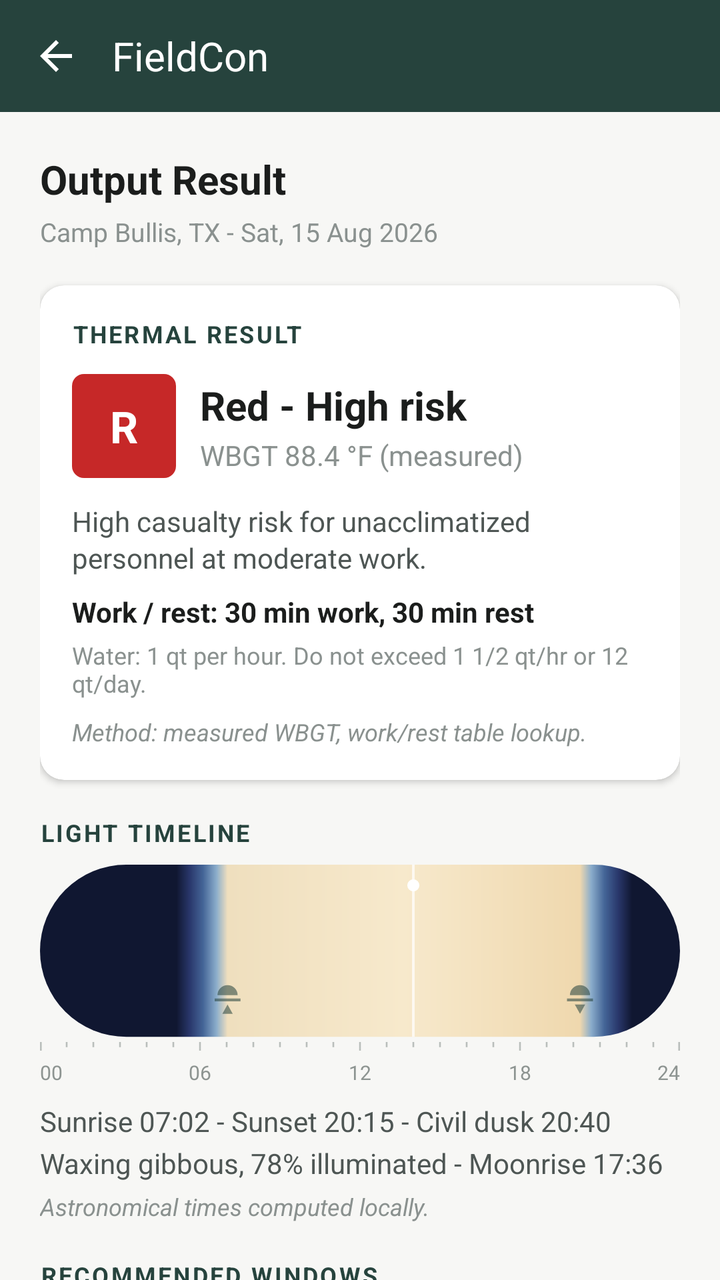
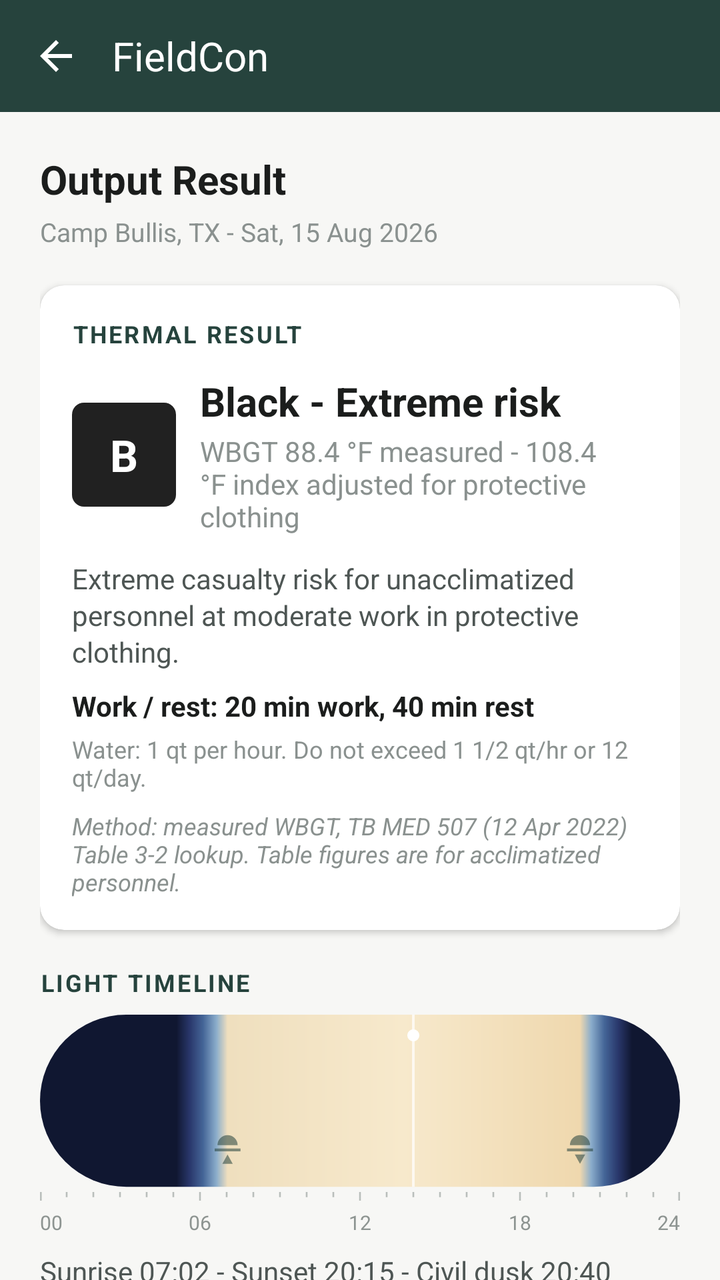

Compare the two renders of this Android layout. The source of the first and the diff that turns it into the second are given below.
<!-- AndroidManifest.xml: application theme Theme.FieldCon_Ugale -->
<!-- res/layout/activity_session_output.xml -->
<?xml version="1.0" encoding="utf-8"?>
<androidx.coordinatorlayout.widget.CoordinatorLayout xmlns:android="http://schemas.android.com/apk/res/android"
    xmlns:app="http://schemas.android.com/apk/res-auto"
    android:id="@+id/sessionOutputRoot"
    android:layout_width="match_parent"
    android:layout_height="match_parent"
    android:fitsSystemWindows="true">

    <com.google.android.material.appbar.AppBarLayout
        android:id="@+id/appbar"
        android:layout_width="match_parent"
        android:layout_height="wrap_content"
        android:background="@color/brand_green"
        android:fitsSystemWindows="true">

        <com.google.android.material.appbar.CollapsingToolbarLayout
            android:layout_width="match_parent"
            android:layout_height="wrap_content"
            android:fitsSystemWindows="true"
            app:contentScrim="@color/brand_green"
            app:layout_scrollFlags="scroll|exitUntilCollapsed"
            app:toolbarId="@+id/toolbar">

            <androidx.appcompat.widget.Toolbar
                android:id="@+id/toolbar"
                android:layout_width="match_parent"
                android:layout_height="@dimen/toolbar_height"
                android:background="@color/brand_green"
                app:navigationIcon="@drawable/ic_arrow_back">

                <TextView
                    android:layout_width="wrap_content"
                    android:layout_height="wrap_content"
                    android:text="@string/app_name"
                    android:textColor="@color/white"
                    android:textSize="20sp" />
            </androidx.appcompat.widget.Toolbar>
        </com.google.android.material.appbar.CollapsingToolbarLayout>
    </com.google.android.material.appbar.AppBarLayout>

    <androidx.core.widget.NestedScrollView
        android:id="@+id/sessionOutputScroll"
        android:layout_width="match_parent"
        android:layout_height="match_parent"
        android:clipToPadding="false"
        android:fillViewport="true"
        app:layout_behavior="@string/appbar_scrolling_view_behavior">

        <LinearLayout
            android:layout_width="match_parent"
            android:layout_height="wrap_content"
            android:orientation="vertical"
            android:paddingHorizontal="@dimen/screen_padding"
            android:paddingTop="@dimen/screen_padding"
            android:paddingBottom="@dimen/screen_padding_bottom">

            <TextView
                style="@style/ScreenTitleText"
                android:text="@string/title_session_result" />

            <TextView
                android:id="@+id/textLocationDate"
                style="@style/CaptionText"
                android:layout_marginTop="@dimen/space_tight"
                android:textSize="13sp"
                android:text="@string/location_date" />

            
            <com.google.android.material.card.MaterialCardView
                style="@style/FieldCard"
                android:layout_marginTop="@dimen/space_section">

                <LinearLayout style="@style/FieldCardBody">

                    <TextView
                        style="@style/SectionLabelText"
                        android:layout_marginTop="0dp"
                        android:text="@string/section_thermal_result" />

                    <LinearLayout
                        android:layout_width="match_parent"
                        android:layout_height="wrap_content"
                        android:layout_marginTop="@dimen/space_block"
                        android:gravity="center_vertical"
                        android:orientation="horizontal">

                        <TextView
                            android:id="@+id/textRiskGlyph"
                            android:layout_width="@dimen/risk_badge_size"
                            android:layout_height="@dimen/risk_badge_size"
                            android:background="@drawable/bg_risk_badge"
                            android:gravity="center"
                            android:textColor="@color/white"
                            android:textSize="22sp"
                            android:textStyle="bold"
                            android:text="@string/risk_glyph" />

                        <LinearLayout
                            android:layout_width="0dp"
                            android:layout_height="wrap_content"
                            android:layout_marginStart="@dimen/space_block"
                            android:layout_weight="1"
                            android:orientation="vertical">

                            <TextView
                                android:id="@+id/textRiskLabel"
                                style="@style/ScreenTitleText"
                                android:layout_width="match_parent"
                                android:text="@string/risk_headline" />

                            <TextView
                                android:id="@+id/textRiskValue"
                                style="@style/CaptionText"
                                android:layout_marginTop="@dimen/space_paired"
                                android:textSize="14sp"
                                android:text="@string/wbgt_measured" />
                        </LinearLayout>
                    </LinearLayout>

                    <TextView
                        android:id="@+id/textRiskDescription"
                        style="@style/BodyText"
                        android:layout_marginTop="@dimen/space_block"
                        android:text="@string/risk_description" />

                    <TextView
                        android:id="@+id/textWorkRest"
                        style="@style/BodyText"
                        android:layout_marginTop="@dimen/space_item"
                        android:textColor="@color/text_primary"
                        android:textStyle="bold"
                        android:text="@string/work_rest_line" />

                    <TextView
                        android:id="@+id/textFluidWarning"
                        style="@style/CaptionText"
                        android:layout_marginTop="@dimen/space_tight"
                        android:text="@string/water_line" />

                    <TextView
                        android:id="@+id/textThermalMethod"
                        style="@style/CaptionText"
                        android:layout_marginTop="@dimen/space_item"
                        android:textStyle="italic"
                        android:text="@string/thermal_method_measured" />
                </LinearLayout>
            </com.google.android.material.card.MaterialCardView>

            
            <TextView
                style="@style/SectionLabelText"
                android:text="@string/section_light_timeline" />

            <ImageView
                android:layout_width="match_parent"
                android:layout_height="wrap_content"
                android:layout_marginTop="@dimen/space_item"
                android:adjustViewBounds="true"
                android:importantForAccessibility="no"
                android:scaleType="fitXY"
                android:src="@drawable/timeline_light" />

            <androidx.constraintlayout.widget.ConstraintLayout
                android:layout_width="match_parent"
                android:layout_height="wrap_content"
                android:layout_marginTop="@dimen/space_tight">

                <androidx.constraintlayout.widget.Guideline
                    android:id="@+id/guideHour06"
                    android:layout_width="wrap_content"
                    android:layout_height="wrap_content"
                    android:orientation="vertical"
                    app:layout_constraintGuide_percent="0.25" />

                <androidx.constraintlayout.widget.Guideline
                    android:id="@+id/guideHour12"
                    android:layout_width="wrap_content"
                    android:layout_height="wrap_content"
                    android:orientation="vertical"
                    app:layout_constraintGuide_percent="0.5" />

                <androidx.constraintlayout.widget.Guideline
                    android:id="@+id/guideHour18"
                    android:layout_width="wrap_content"
                    android:layout_height="wrap_content"
                    android:orientation="vertical"
                    app:layout_constraintGuide_percent="0.75" />

                <TextView
                    style="@style/TimelineAxisText"
                    android:text="@string/hour_00"
                    app:layout_constraintStart_toStartOf="parent"
                    app:layout_constraintTop_toTopOf="parent" />

                <TextView
                    style="@style/TimelineAxisText"
                    android:text="@string/hour_06"
                    app:layout_constraintEnd_toEndOf="@id/guideHour06"
                    app:layout_constraintStart_toStartOf="@id/guideHour06"
                    app:layout_constraintTop_toTopOf="parent" />

                <TextView
                    style="@style/TimelineAxisText"
                    android:text="@string/hour_12"
                    app:layout_constraintEnd_toEndOf="@id/guideHour12"
                    app:layout_constraintStart_toStartOf="@id/guideHour12"
                    app:layout_constraintTop_toTopOf="parent" />

                <TextView
                    style="@style/TimelineAxisText"
                    android:text="@string/hour_18"
                    app:layout_constraintEnd_toEndOf="@id/guideHour18"
                    app:layout_constraintStart_toStartOf="@id/guideHour18"
                    app:layout_constraintTop_toTopOf="parent" />

                <TextView
                    style="@style/TimelineAxisText"
                    android:text="@string/hour_24"
                    app:layout_constraintEnd_toEndOf="parent"
                    app:layout_constraintTop_toTopOf="parent" />
            </androidx.constraintlayout.widget.ConstraintLayout>

            <TextView
                android:id="@+id/textAstroSummary"
                style="@style/BodyText"
                android:layout_marginTop="@dimen/space_item"
                android:text="@string/astro_summary" />

            <TextView
                android:id="@+id/textMoonSummary"
                style="@style/BodyText"
                android:layout_marginTop="@dimen/space_paired"
                android:text="@string/moon_summary" />

            <TextView
                android:id="@+id/textAstroMethod"
                style="@style/CaptionText"
                android:layout_marginTop="@dimen/space_tight"
                android:text="@string/astro_method"
                android:textStyle="italic" />

            
            <TextView
                style="@style/SectionLabelText"
                android:text="@string/section_recommended_windows" />

            <TextView
                android:id="@+id/textNoWindows"
                style="@style/BodyText"
                android:layout_marginTop="@dimen/space_item"
                android:background="@color/brand_green_wash"
                android:padding="@dimen/card_padding_compact"
                android:text="@string/msg_no_recommended_windows"
                android:textStyle="italic"
                android:visibility="gone" />

            <com.google.android.material.card.MaterialCardView
                style="@style/FieldCard"
                android:layout_marginTop="@dimen/space_item">

                <LinearLayout
                    style="@style/FieldCardBody"
                    android:padding="@dimen/card_padding_compact">

                    <LinearLayout
                        android:layout_width="match_parent"
                        android:layout_height="wrap_content"
                        android:baselineAligned="true"
                        android:orientation="horizontal">

                        <TextView
                            android:layout_width="0dp"
                            android:layout_height="wrap_content"
                            android:layout_weight="1"
                            android:ellipsize="end"
                            android:maxLines="1"
                            android:text="@string/window_best"
                            android:textColor="@color/text_primary"
                            android:textSize="15sp"
                            android:textStyle="bold" />

                        <TextView
                            android:layout_width="wrap_content"
                            android:layout_height="wrap_content"
                            android:layout_marginStart="@dimen/space_block"
                            android:fontFamily="monospace"
                            android:letterSpacing="0.03"
                            android:text="@string/window_best_range"
                            android:textColor="@color/text_primary"
                            android:textSize="15sp" />
                    </LinearLayout>

                    <TextView
                        style="@style/CaptionText"
                        android:layout_marginTop="@dimen/space_paired"
                        android:text="@string/window_best_reason" />
                </LinearLayout>
            </com.google.android.material.card.MaterialCardView>

            <com.google.android.material.card.MaterialCardView
                style="@style/FieldCard"
                android:layout_marginTop="@dimen/space_item"
                android:layout_marginBottom="@dimen/space_item">

                <LinearLayout
                    style="@style/FieldCardBody"
                    android:padding="@dimen/card_padding_compact">

                    <LinearLayout
                        android:layout_width="match_parent"
                        android:layout_height="wrap_content"
                        android:baselineAligned="true"
                        android:orientation="horizontal">

                        <TextView
                            android:layout_width="0dp"
                            android:layout_height="wrap_content"
                            android:layout_weight="1"
                            android:ellipsize="end"
                            android:maxLines="1"
                            android:text="@string/window_alternate"
                            android:textColor="@color/text_primary"
                            android:textSize="15sp"
                            android:textStyle="bold" />

                        <TextView
                            android:layout_width="wrap_content"
                            android:layout_height="wrap_content"
                            android:layout_marginStart="@dimen/space_block"
                            android:fontFamily="monospace"
                            android:letterSpacing="0.03"
                            android:text="@string/window_alternate_range"
                            android:textColor="@color/text_primary"
                            android:textSize="15sp" />
                    </LinearLayout>

                    <TextView
                        style="@style/CaptionText"
                        android:layout_marginTop="@dimen/space_paired"
                        android:text="@string/window_alternate_reason" />
                </LinearLayout>
            </com.google.android.material.card.MaterialCardView>

            
            <com.google.android.material.card.MaterialCardView
                style="@style/FieldCard"
                android:layout_marginTop="@dimen/space_section">

                <LinearLayout style="@style/FieldCardBody">

                    <TextView
                        style="@style/SectionLabelText"
                        android:layout_marginTop="0dp"
                        android:text="@string/section_record_session" />

                    <RadioGroup
                        android:id="@+id/radioGroupDecision"
                        android:layout_width="match_parent"
                        android:layout_height="wrap_content"
                        android:layout_marginTop="@dimen/space_tight"
                        android:orientation="horizontal">

                        <RadioButton
                            android:id="@+id/radioApprove"
                            android:layout_width="wrap_content"
                            android:layout_height="wrap_content"
                            android:text="@string/action_approve" />

                        <RadioButton
                            android:id="@+id/radioDeny"
                            android:layout_width="wrap_content"
                            android:layout_height="wrap_content"
                            android:layout_marginStart="@dimen/space_action"
                            android:text="@string/action_deny" />
                    </RadioGroup>

                    <com.google.android.material.textfield.TextInputLayout
                        android:layout_width="match_parent"
                        android:layout_height="wrap_content"
                        android:layout_marginTop="@dimen/space_item"
                        android:hint="@string/label_recorded_by">

                        <com.google.android.material.textfield.TextInputEditText
                            android:id="@+id/inputRecordedBy"
                            android:layout_width="match_parent"
                            android:layout_height="wrap_content" />
                    </com.google.android.material.textfield.TextInputLayout>

                    <com.google.android.material.textfield.TextInputLayout
                        android:layout_width="match_parent"
                        android:layout_height="wrap_content"
                        android:layout_marginTop="@dimen/space_item"
                        android:hint="@string/label_record_note">

                        <com.google.android.material.textfield.TextInputEditText
                            android:id="@+id/inputRecordNote"
                            android:layout_width="match_parent"
                            android:layout_height="wrap_content"
                            android:inputType="textMultiLine"
                            android:minLines="2" />
                    </com.google.android.material.textfield.TextInputLayout>

                    <com.google.android.material.button.MaterialButton
                        android:id="@+id/buttonSaveRecord"
                        style="@style/FieldButton.Primary"
                        android:layout_marginTop="@dimen/space_block"
                        android:text="@string/action_save_record" />
                </LinearLayout>
            </com.google.android.material.card.MaterialCardView>
        </LinearLayout>
    </androidx.core.widget.NestedScrollView>
</androidx.coordinatorlayout.widget.CoordinatorLayout>
<!-- resources referenced by this layout -->
<resources>
  <color name="brand_green">#FF26433D</color>
  <color name="brand_green_wash">#1A26433D</color>
  <color name="text_primary">#FF1B1D1C</color>
  <color name="white">#FFFFFFFF</color>
  <dimen name="card_padding_compact">12dp</dimen>
  <dimen name="risk_badge_size">52dp</dimen>
  <dimen name="screen_padding">20dp</dimen>
  <dimen name="screen_padding_bottom">48dp</dimen>
  <dimen name="space_action">28dp</dimen>
  <dimen name="space_block">12dp</dimen>
  <dimen name="space_item">8dp</dimen>
  <dimen name="space_paired">2dp</dimen>
  <dimen name="space_section">18dp</dimen>
  <dimen name="space_tight">4dp</dimen>
  <dimen name="toolbar_height">56dp</dimen>
  <string name="action_approve">Approve</string>
  <string name="action_deny">Deny</string>
  <string name="action_save_record">Save record</string>
  <string name="app_name">FieldCon</string>
  <string name="astro_method">Astronomical times computed locally.</string>
  <string name="astro_summary">Sunrise 07:02 - Sunset 20:15 - Civil dusk 20:40</string>
  <string name="hour_00">00</string>
  <string name="hour_06">06</string>
  <string name="hour_12">12</string>
  <string name="hour_18">18</string>
  <string name="hour_24">24</string>
  <string name="label_record_note">Note (optional)</string>
  <string name="label_recorded_by">Recorded by (name)</string>
  <string name="location_date">Camp Bullis, TX - Sat, 15 Aug 2026</string>
  <string name="moon_summary">Waxing gibbous, 78% illuminated - Moonrise 17:36</string>
  <string name="msg_no_recommended_windows">No non-daylight window meets the entered thermal condition today. Re-check conditions closer to the planned time, or reconsider work rate / acclimatization / clothing.</string>
  <string name="risk_description">High casualty risk for unacclimatized personnel at moderate work.</string>
  <string name="risk_glyph">R</string>
  <string name="risk_headline">Red - High risk</string>
  <string name="section_light_timeline">Light timeline</string>
  <string name="section_recommended_windows">Recommended Windows</string>
  <string name="section_record_session">Record this session</string>
  <string name="section_thermal_result">Thermal Result</string>
  <string name="thermal_method_measured">Method: measured WBGT, work/rest table lookup.</string>
  <string name="title_session_result">Output Result</string>
  <string name="water_line">Water: 1 qt per hour. Do not exceed 1 1/2 qt/hr or 12 qt/day.</string>
  <string name="wbgt_measured">WBGT 88.4 °F (measured)</string>
  <string name="window_alternate">2 - Alternate</string>
  <string name="window_alternate_range">19:20 - 20:40</string>
  <string name="window_alternate_reason">Falling heat load, daylight into civil dusk.</string>
  <string name="window_best">1 - Best window</string>
  <string name="window_best_range">07:05 - 09:35</string>
  <string name="window_best_reason">Full daylight, WBGT below 82 °F, green band.</string>
  <string name="work_rest_line">Work / rest: 30 min work, 30 min rest</string>
  <style name="Theme.FieldCon_Ugale" parent="Base.Theme.FieldCon_Ugale" />
  <dimen name="risk_badge_corner_radius">6dp</dimen>
  <color name="flag_red">#FFC62828</color>
  <color name="text_secondary">#FF4E5654</color>
  <color name="text_muted">#FF8A918F</color>
  <color name="surface_card">#FFFFFFFF</color>
  <dimen name="card_corner_radius">12dp</dimen>
  <dimen name="card_elevation">2dp</dimen>
  <dimen name="card_padding">16dp</dimen>
  <color name="timeline_axis_text">#FF8D9491</color>
  <color name="brand_green_container">#FFD7E2DF</color>
  <color name="brand_green_dark">#FF14302B</color>
  <color name="brand_maroon">#FF43262C</color>
  <color name="outline">#FFDDE0DE</color>
  <color name="surface_page">#FFF7F7F5</color>
  <!-- unchanged entries left out for length: 12 -->
</resources>

<!-- the commit's change to res/layout/activity_session_output.xml (unified diff, before → after) -->
@@ -1,6 +1,7 @@
 <?xml version="1.0" encoding="utf-8"?>
 <androidx.coordinatorlayout.widget.CoordinatorLayout xmlns:android="http://schemas.android.com/apk/res/android"
     xmlns:app="http://schemas.android.com/apk/res-auto"
+    xmlns:tools="http://schemas.android.com/tools"
     android:id="@+id/sessionOutputRoot"
     android:layout_width="match_parent"
     android:layout_height="match_parent"
@@ -89,6 +90,7 @@
                             android:layout_width="@dimen/risk_badge_size"
                             android:layout_height="@dimen/risk_badge_size"
                             android:background="@drawable/bg_risk_badge"
+                            android:backgroundTint="@color/flag_black"
                             android:gravity="center"
                             android:textColor="@color/white"
                             android:textSize="22sp"
@@ -251,12 +253,14 @@
                 android:background="@color/brand_green_wash"
                 android:padding="@dimen/card_padding_compact"
                 android:text="@string/msg_no_recommended_windows"
-                android:textStyle="italic"
-                android:visibility="gone" />
-
+                android:textStyle="italic" />
+
+            
             <com.google.android.material.card.MaterialCardView
                 style="@style/FieldCard"
-                android:layout_marginTop="@dimen/space_item">
+                android:layout_marginTop="@dimen/space_item"
+                android:visibility="gone"
+                tools:visibility="visible">
 
                 <LinearLayout
                     style="@style/FieldCardBody"
@@ -300,7 +304,9 @@
             <com.google.android.material.card.MaterialCardView
                 style="@style/FieldCard"
                 android:layout_marginTop="@dimen/space_item"
-                android:layout_marginBottom="@dimen/space_item">
+                android:layout_marginBottom="@dimen/space_item"
+                android:visibility="gone"
+                tools:visibility="visible">
 
                 <LinearLayout
                     style="@style/FieldCardBody"
<!-- resource entries referenced after the edit -->
@@ -2,6 +2,7 @@
 <resources>
   <color name="brand_green">#FF26433D</color>
   <color name="brand_green_wash">#1A26433D</color>
+  <color name="flag_black">#FF212121</color>
   <color name="text_primary">#FF1B1D1C</color>
   <color name="white">#FFFFFFFF</color>
   <dimen name="card_padding_compact">12dp</dimen>
@@ -29,26 +30,26 @@
   <string name="label_record_note">Note (optional)</string>
   <string name="label_recorded_by">Recorded by (name)</string>
   <string name="location_date">Camp Bullis, TX - Sat, 15 Aug 2026</string>
-  <string name="moon_summary">Waxing gibbous, 78% illuminated - Moonrise 17:36</string>
+  <string name="moon_summary">Waxing crescent, 11% illuminated - Moonrise 10:04</string>
   <string name="msg_no_recommended_windows">No non-daylight window meets the entered thermal condition today. Re-check conditions closer to the planned time, or reconsider work rate / acclimatization / clothing.</string>
-  <string name="risk_description">High casualty risk for unacclimatized personnel at moderate work.</string>
-  <string name="risk_glyph">R</string>
-  <string name="risk_headline">Red - High risk</string>
+  <string name="risk_description">Extreme casualty risk for unacclimatized personnel at moderate work in protective clothing.</string>
+  <string name="risk_glyph">B</string>
+  <string name="risk_headline">Black - Extreme risk</string>
   <string name="section_light_timeline">Light timeline</string>
   <string name="section_recommended_windows">Recommended Windows</string>
   <string name="section_record_session">Record this session</string>
   <string name="section_thermal_result">Thermal Result</string>
-  <string name="thermal_method_measured">Method: measured WBGT, work/rest table lookup.</string>
+  <string name="thermal_method_measured">Method: measured WBGT, TB MED 507 (12 Apr 2022) Table 3-2 lookup. Table figures are for acclimatized personnel.</string>
   <string name="title_session_result">Output Result</string>
   <string name="water_line">Water: 1 qt per hour. Do not exceed 1 1/2 qt/hr or 12 qt/day.</string>
-  <string name="wbgt_measured">WBGT 88.4 °F (measured)</string>
+  <string name="wbgt_measured">WBGT 88.4 °F measured - 108.4 °F index adjusted for protective clothing</string>
   <string name="window_alternate">2 - Alternate</string>
   <string name="window_alternate_range">19:20 - 20:40</string>
   <string name="window_alternate_reason">Falling heat load, daylight into civil dusk.</string>
   <string name="window_best">1 - Best window</string>
   <string name="window_best_range">07:05 - 09:35</string>
-  <string name="window_best_reason">Full daylight, WBGT below 82 °F, green band.</string>
-  <string name="work_rest_line">Work / rest: 30 min work, 30 min rest</string>
+  <string name="window_best_reason">Full daylight, WBGT below 82 °F, white band.</string>
+  <string name="work_rest_line">Work / rest: 20 min work, 40 min rest</string>
   <style name="Theme.FieldCon_Ugale" parent="Base.Theme.FieldCon_Ugale" />
   <dimen name="risk_badge_corner_radius">6dp</dimen>
   <color name="flag_red">#FFC62828</color>
